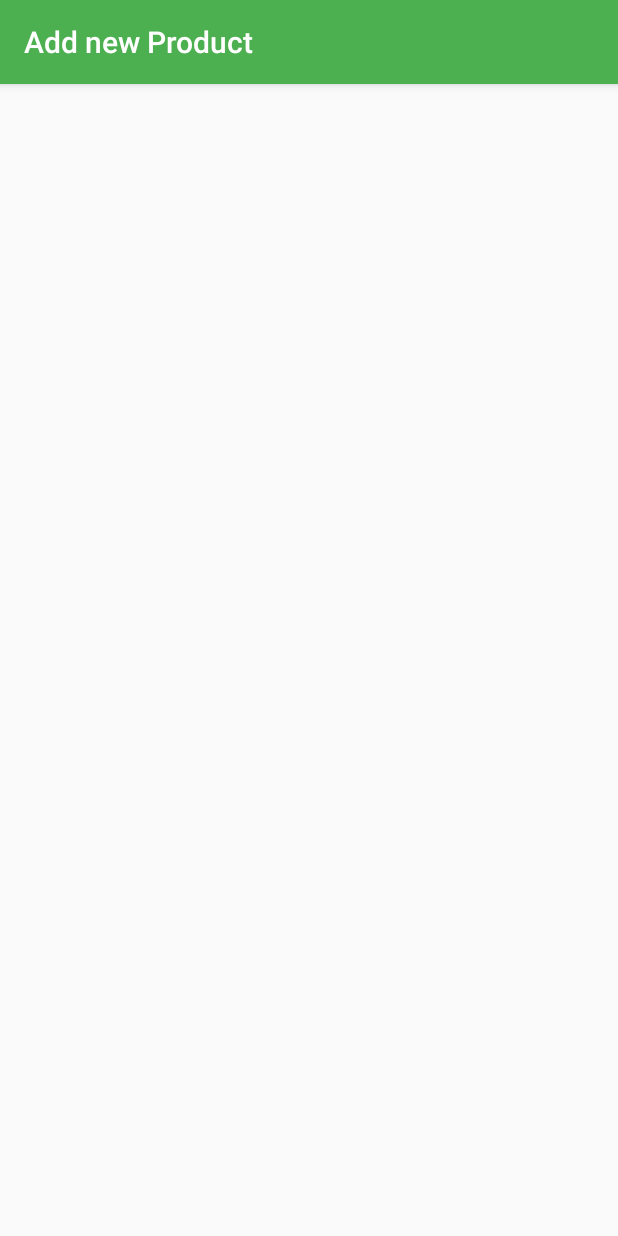
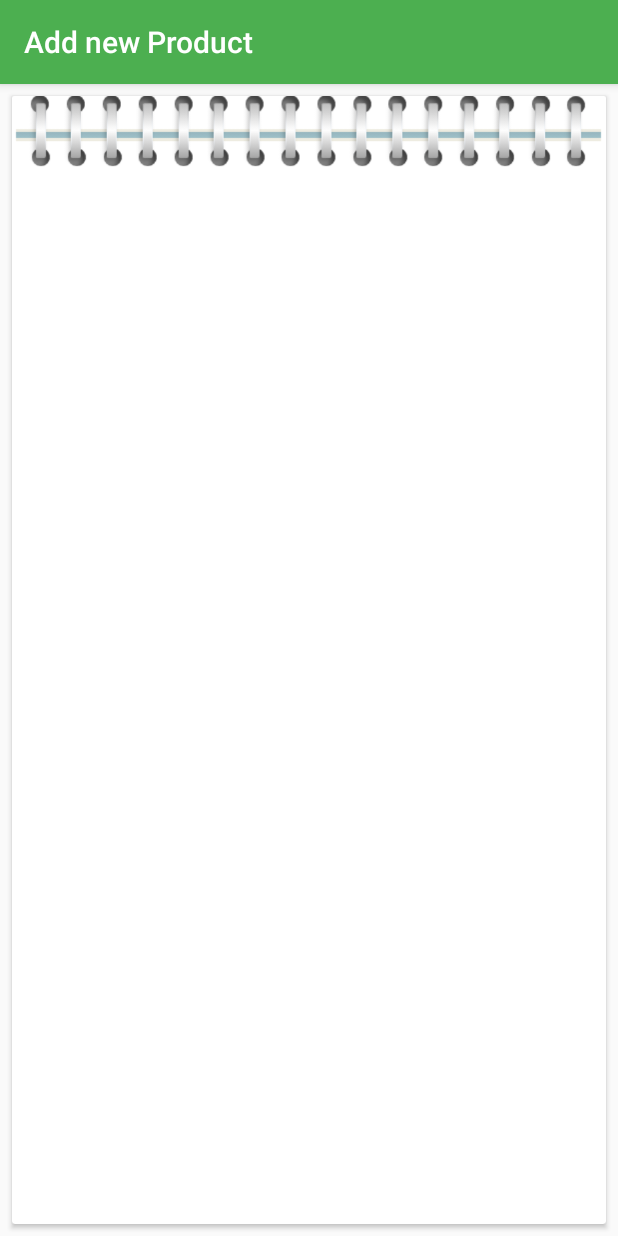
Before and after one commit to deeps2/Inventory_Mgt, an Android app: the EditorActivity screen opened directly, with no data from a screen before it, on a phone screen of 412 x 824 dp. Run offline under Robolectric (Android 15) with nearby library versions, the phone set to English and light mode, and no system bars.

Commit message:
added launcher icons, images to layouts

```diff
--- a/app/src/main/java/com/shikhar/inventory_mgt/MainActivity.java
+++ b/app/src/main/java/com/shikhar/inventory_mgt/MainActivity.java
@@ -2,12 +2,16 @@ package com.shikhar.inventory_mgt;
 
 import android.support.v7.app.AppCompatActivity;
 import android.os.Bundle;
+import android.widget.ListView;
 
 public class MainActivity extends AppCompatActivity {
 
     @Override
     protected void onCreate(Bundle savedInstanceState) {
         super.onCreate(savedInstanceState);
-        setContentView(R.layout.activity_main);
+        setContentView(R.layout.activity_editor);
+
+
+
     }
 }
--- a/app/src/main/res/layout/activity_editor.xml
+++ b/app/src/main/res/layout/activity_editor.xml
@@ -1,13 +1,27 @@
 <?xml version="1.0" encoding="utf-8"?>
-<RelativeLayout xmlns:android="http://schemas.android.com/apk/res/android"
-    xmlns:tools="http://schemas.android.com/tools"
-    android:id="@+id/activity_editor"
+<LinearLayout xmlns:android="http://schemas.android.com/apk/res/android"
     android:layout_width="match_parent"
     android:layout_height="match_parent"
-    android:paddingBottom="@dimen/activity_vertical_margin"
-    android:paddingLeft="@dimen/activity_horizontal_margin"
-    android:paddingRight="@dimen/activity_horizontal_margin"
-    android:paddingTop="@dimen/activity_vertical_margin"
-    tools:context="com.shikhar.inventory_mgt.EditorActivity">
+    android:orientation="vertical">
 
-</RelativeLayout>
+    <android.support.v7.widget.CardView
+        android:layout_width="match_parent"
+        android:layout_height="match_parent"
+        android:layout_margin="8dp">
+
+        <LinearLayout
+            android:id="@+id/activity_editor"
+            android:layout_width="match_parent"
+            android:layout_height="match_parent"
+            android:orientation="vertical">
+
+            <ImageView
+                android:layout_width="match_parent"
+                android:layout_height="50dp"
+                android:scaleType="centerCrop"
+                android:src="@drawable/spiral" />
+
+        </LinearLayout>
+
+    </android.support.v7.widget.CardView>
+</LinearLayout>
--- a/app/src/main/res/layout/activity_main.xml
+++ b/app/src/main/res/layout/activity_main.xml
@@ -11,8 +11,8 @@
 
         <ImageView
             android:id="@+id/empty_cart"
-            android:layout_width="wrap_content"
-            android:layout_height="wrap_content"
+            android:layout_width="100dp"
+            android:layout_height="100dp"
             android:layout_centerInParent="true"
             android:src="@drawable/add_cart"/>
 
@@ -22,6 +22,7 @@
             android:layout_height="wrap_content"
             android:layout_centerInParent="true"
             android:layout_centerHorizontal="true"
+            android:layout_below="@id/empty_cart"
             android:text="Pls Add some Items" />
 
     </RelativeLayout>
```
Also changed, not shown: app/src/main/ic_launcher-web.png, app/src/main/res/drawable-hdpi/ic_add_cart.png (deleted), app/src/main/res/drawable-mdpi/ic_add_cart.png (deleted), app/src/main/res/drawable-xhdpi/ic_add_cart.png (deleted), app/src/main/res/drawable-xxhdpi/ic_add_cart.png (deleted), app/src/main/res/drawable/spiral.PNG (added), app/src/main/res/mipmap-hdpi/ic_launcher.png, app/src/main/res/mipmap-mdpi/ic_launcher.png, app/src/main/res/mipmap-xhdpi/ic_launcher.png, app/src/main/res/mipmap-xxhdpi/ic_launcher.png, app/src/main/res/mipmap-xxxhdpi/ic_launcher.png.
